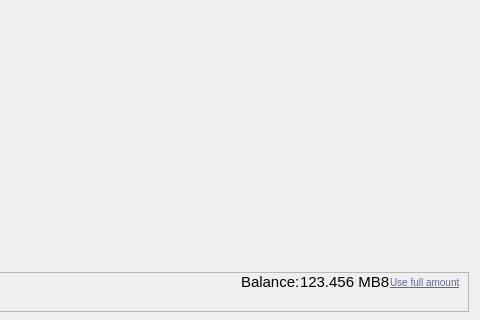
The window that src/qt/forms/sendcoinsdialog.ui (MB8Coin/mb8coin-core) describes before a commit, drawn with Qt 5; both pictures show x 377 to 857 and y 453 to 773 of the 857 by 773 pixel window.
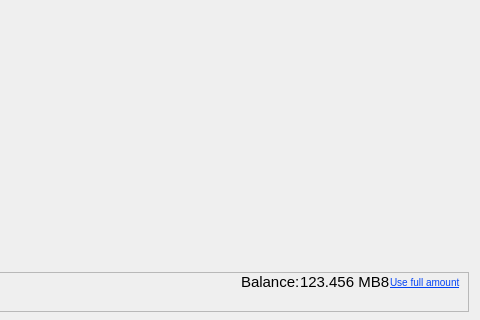
The same window after the commit. Icons and pictures are not drawn. Custom widgets are drawn as their Qt base class.

Commit message: Updated the color schemes and fixed an issue with new wallets syncing

Patch:
```diff
--- a/src/qt/forms/sendcoinsdialog.ui
+++ b/src/qt/forms/sendcoinsdialog.ui
@@ -922,7 +922,7 @@
              <cursorShape>PointingHandCursor</cursorShape>
             </property>
             <property name="styleSheet">
-             <string notr="true">border:0;background-color:none;text-align:left;margin: 0px; text-transform: none; color: #616998; font-size: 10px; font-weight: none; text-decoration:underline; </string>
+             <string notr="true">border:0;background-color:none;text-align:left;margin: 0px; text-transform: none; color: #0343f6; font-size: 10px; font-weight: none; text-decoration:underline; </string>
             </property>
             <property name="text">
              <string>Use full amount</string>
```
The commit also changes 22 other files.
